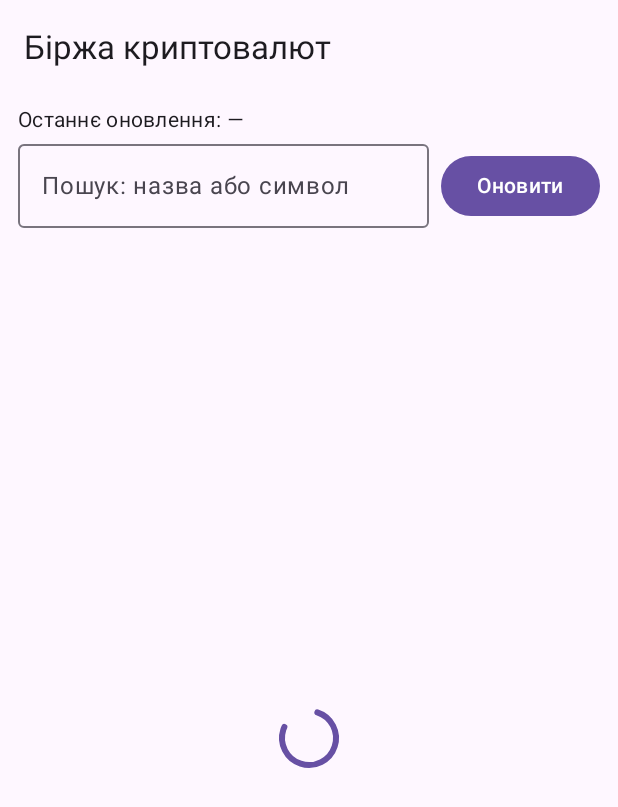
After one commit to OleksandrKolko/CryptoExchange, an Android app built with Jetpack Compose: the composable CryptoScreen shown on its own in the app's theme, on a phone screen of 412 x 824 dp. The commit adds this screen. Shown: the top 807 px of the screen. Run offline under Robolectric (Android 15) with nearby library versions, the phone set to English and light mode, and no system bars; 4 statements that could not run were skipped.

Commit message:
presentation: ViewModel, стани екрана, список і ландшафтний режим

```diff
--- /dev/null
+++ b/app/src/main/java/com/example/cryptoexchange/presentation/CryptoScreen.kt
@@ -0,0 +1,227 @@
+package com.example.cryptoexchange.presentation
+
+import android.content.res.Configuration
+import androidx.activity.compose.BackHandler
+import androidx.compose.foundation.layout.Arrangement
+import androidx.compose.foundation.layout.Box
+import androidx.compose.foundation.layout.Column
+import androidx.compose.foundation.layout.PaddingValues
+import androidx.compose.foundation.layout.Row
+import androidx.compose.foundation.layout.Spacer
+import androidx.compose.foundation.layout.fillMaxHeight
+import androidx.compose.foundation.layout.fillMaxSize
+import androidx.compose.foundation.layout.fillMaxWidth
+import androidx.compose.foundation.layout.padding
+import androidx.compose.foundation.layout.size
+import androidx.compose.foundation.layout.width
+import androidx.compose.foundation.lazy.LazyColumn
+import androidx.compose.foundation.lazy.LazyListState
+import androidx.compose.foundation.lazy.items
+import androidx.compose.foundation.lazy.rememberLazyListState
+import androidx.compose.foundation.rememberScrollState
+import androidx.compose.foundation.verticalScroll
+import androidx.compose.material3.Button
+import androidx.compose.material3.CircularProgressIndicator
+import androidx.compose.material3.ExperimentalMaterial3Api
+import androidx.compose.material3.MaterialTheme
+import androidx.compose.material3.OutlinedTextField
+import androidx.compose.material3.Scaffold
+import androidx.compose.material3.Surface
+import androidx.compose.material3.Text
+import androidx.compose.material3.TextButton
+import androidx.compose.material3.TopAppBar
+import androidx.compose.material3.VerticalDivider
+import androidx.compose.runtime.Composable
+import androidx.compose.runtime.getValue
+import androidx.compose.ui.Alignment
+import androidx.compose.ui.Modifier
+import androidx.compose.ui.graphics.Color
+import androidx.compose.ui.platform.LocalConfiguration
+import androidx.compose.ui.text.style.TextAlign
+import androidx.compose.ui.unit.dp
+import androidx.lifecycle.compose.collectAsStateWithLifecycle
+import androidx.lifecycle.viewmodel.compose.viewModel
+import com.example.cryptoexchange.presentation.components.CoinCard
+import com.example.cryptoexchange.presentation.components.CoinDetails
+import com.example.cryptoexchange.presentation.components.formatDateTime
+import com.example.cryptoexchange.worker.SyncState
+
+@OptIn(ExperimentalMaterial3Api::class)
+@Composable
+fun CryptoScreen(viewModel: CryptoViewModel = viewModel(factory = CryptoViewModel.Factory)) {
+    val state by viewModel.uiState.collectAsStateWithLifecycle()
+    // rememberLazyListState зберігає прокрутку при повороті екрана
+    val listState = rememberLazyListState()
+    val isLandscape = LocalConfiguration.current.orientation == Configuration.ORIENTATION_LANDSCAPE
+    val selected = state.selectedCoin
+
+    // У портреті деталі відкриваються на весь екран; «Назад» повертає до списку
+    BackHandler(enabled = !isLandscape && selected != null) { viewModel.onCoinSelected(null) }
+
+    Scaffold(
+        topBar = {
+            TopAppBar(
+                title = {
+                    Text(if (!isLandscape && selected != null) selected.name else "Біржа криптовалют")
+                },
+                navigationIcon = {
+                    if (!isLandscape && selected != null) {
+                        TextButton(onClick = { viewModel.onCoinSelected(null) }) { Text("←") }
+                    }
+                }
+            )
+        }
+    ) { padding ->
+        Box(
+            Modifier
+                .fillMaxSize()
+                .padding(padding)
+        ) {
+            when {
+                // Ландшафт: список і деталі поруч
+                isLandscape -> Row(Modifier.fillMaxSize()) {
+                    CoinListPane(state, listState, viewModel, Modifier.weight(1f))
+                    VerticalDivider()
+                    Box(
+                        Modifier
+                            .weight(1f)
+                            .fillMaxHeight()
+                    ) {
+                        if (selected != null) {
+                            CoinDetails(selected, Modifier.verticalScroll(rememberScrollState()))
+                        } else {
+                            Text(
+                                "Оберіть валюту зі списку",
+                                Modifier.align(Alignment.Center)
+                            )
+                        }
+                    }
+                }
+
+                selected != null -> CoinDetails(
+                    selected,
+                    Modifier
+                        .fillMaxSize()
+                        .verticalScroll(rememberScrollState())
+                )
+
+                else -> CoinListPane(state, listState, viewModel, Modifier.fillMaxSize())
+            }
+        }
+    }
+}
+
+@Composable
+private fun CoinListPane(
+    state: CryptoUiState,
+    listState: LazyListState,
+    viewModel: CryptoViewModel,
+    modifier: Modifier = Modifier
+) {
+    Column(modifier.padding(horizontal = 12.dp)) {
+        SyncStatusBar(state)
+
+        Row(verticalAlignment = Alignment.CenterVertically) {
+            // ⭐ Пошук серед локально збережених валют
+            OutlinedTextField(
+                value = state.searchQuery,
+                onValueChange = viewModel::onSearchQueryChanged,
+                placeholder = { Text("Пошук: назва або символ") },
+                singleLine = true,
+                modifier = Modifier.weight(1f)
+            )
+            Spacer(Modifier.width(8.dp))
+            Button(onClick = viewModel::refresh, enabled = !state.isRefreshing) {
+                Text("Оновити")
+            }
+        }
+        Spacer(Modifier.size(8.dp))
+
+        val coins = state.coins
+        Box(Modifier.fillMaxSize()) {
+            when {
+                coins == null -> CircularProgressIndicator(Modifier.align(Alignment.Center))
+
+                !state.hasAnyData -> EmptyState(
+                    text = if (state.isRefreshing) "Завантажуємо перші дані…"
+                    else "Даних ще немає.\nНатисніть «Оновити», щоб завантажити топ-30 криптовалют.",
+                    Modifier.align(Alignment.Center)
+                )
+
+                coins.isEmpty() -> EmptyState(
+                    "Нічого не знайдено за запитом «${state.searchQuery}»",
+                    Modifier.align(Alignment.Center)
+                )
+
+                else -> LazyColumn(
+                    state = listState,
+                    contentPadding = PaddingValues(bottom = 16.dp),
+                    verticalArrangement = Arrangement.spacedBy(8.dp)
+                ) {
+                    // Стабільний ID активу як key → правильна анімація та прокрутка
+                    items(coins, key = { it.id }) { coin ->
+                        CoinCard(
+                            coin = coin,
+                            isSelected = coin.id == state.selectedCoin?.id,
+                            onClick = { viewModel.onCoinSelected(coin.id) }
+                        )
+                    }
+                }
+            }
+        }
+    }
+}
+
+@Composable
+private fun SyncStatusBar(state: CryptoUiState) {
+    val (text, color) = when (val sync = state.syncState) {
+        SyncState.WaitingForNetwork -> "⏳ Очікує мережі…" to Color.Gray
+        SyncState.Running -> "🔄 Оновлення…" to Color(0xFF1565C0)
+        is SyncState.Retrying -> "⚠️ Помилка мережі. Повторна спроба №${sync.attempt} очікує…" to Color(0xFFEF6C00)
+        is SyncState.Failed ->
+            (if (sync.isAuthError) "🔑 ${sync.message}" else "❌ ${sync.message}") to Color(0xFFC62828)
+        is SyncState.Succeeded -> "✅ ${sync.message}" to Color(0xFF2E7D32)
+        SyncState.Idle ->
+            (if (state.periodicRunning) "🔄 Фонове оновлення…" else "") to Color(0xFF1565C0)
+    }
+
+    Column(Modifier.padding(vertical = 6.dp)) {
+        Text(
+            "Останнє оновлення: ${formatDateTime(state.lastUpdateMillis)}",
+            style = MaterialTheme.typography.bodyMedium
+        )
+        if (text.isNotEmpty()) {
+            Row(verticalAlignment = Alignment.CenterVertically) {
+                if (state.isRefreshing) {
+                    CircularProgressIndicator(Modifier.size(14.dp), strokeWidth = 2.dp)
+                    Spacer(Modifier.width(6.dp))
+                }
+                Text(text, color = color, style = MaterialTheme.typography.bodySmall)
+            }
+        }
+        if (state.syncState is SyncState.Failed && state.hasAnyData) {
+            Text(
+                "Показано раніше збережені дані",
+                style = MaterialTheme.typography.bodySmall,
+                color = Color.Gray
+            )
+        }
+    }
+}
+
+@Composable
+private fun EmptyState(text: String, modifier: Modifier = Modifier) {
+    Text(text, modifier = modifier.padding(24.dp), textAlign = TextAlign.Center)
+}
+
+/** Тема: світла / темна автоматично за системними налаштуваннями */
+@Composable
+fun CryptoTheme(content: @Composable () -> Unit) {
+    val dark = androidx.compose.foundation.isSystemInDarkTheme()
+    MaterialTheme(
+        colorScheme = if (dark) androidx.compose.material3.darkColorScheme()
+        else androidx.compose.material3.lightColorScheme()
+    ) {
+        Surface(Modifier.fillMaxSize(), content = content)
+    }
+}
```
Also changed, not shown: app/src/main/java/com/example/cryptoexchange/MainActivity.kt (+5 -32 lines), app/src/main/java/com/example/cryptoexchange/presentation/CryptoViewModel.kt (added, +101 -0 lines).
